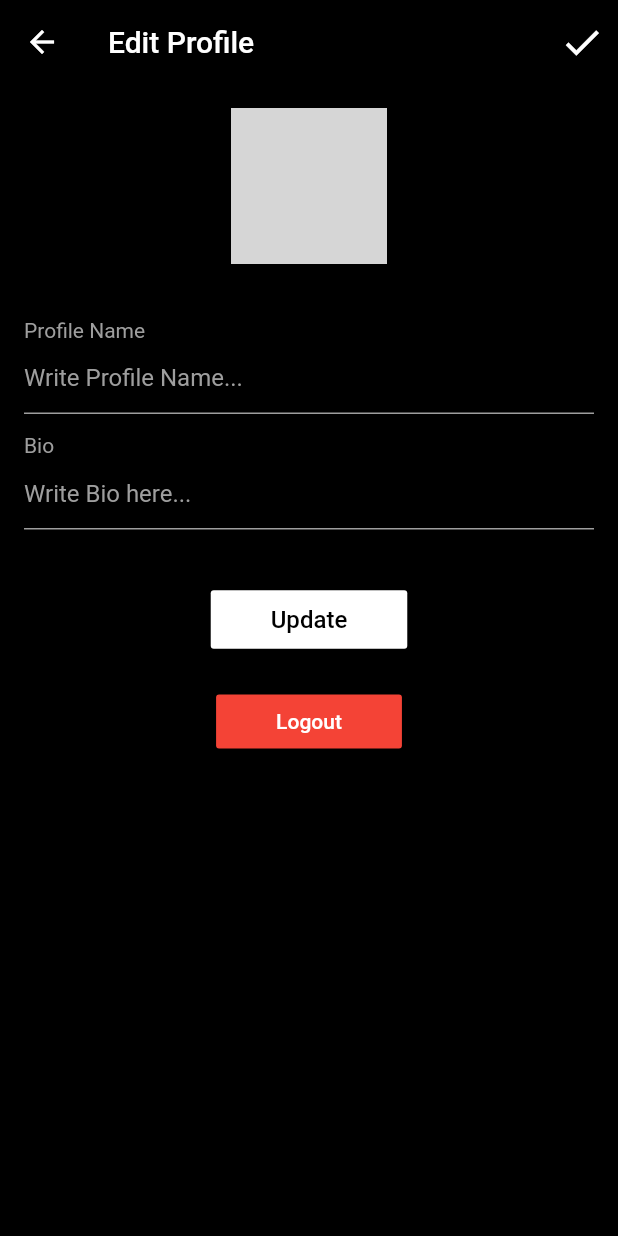
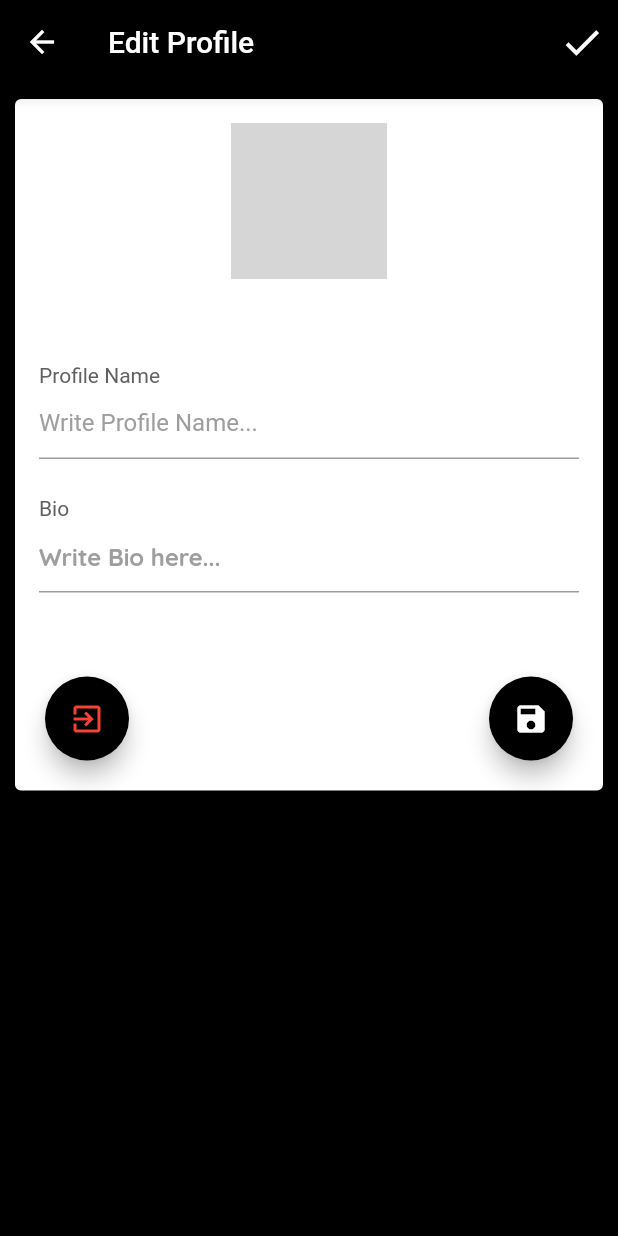
Before and after one commit to arunlakhera/beena_social_app, a Flutter app: the EditProfilePage screen opened directly, on a phone screen of 412 x 824 dp. Run offline on Flutter 3.47's test engine with Material 2 defaults, Android fonts, the phone set to English and light mode, and no system bars; our stand-ins replace cached_network_image, cloud_firestore, firebase_messaging, firebase_storage, font_awesome_flutter, geolocator and 3 more; accounts and stored records are empty; network calls fail; grey boxes are pictures that could not be loaded.

Commit message:
Logout issue resolved Edited Profile Page Edited Edit Profile Screen

```diff
--- a/lib/pages/EditProfilePage.dart
+++ b/lib/pages/EditProfilePage.dart
@@ -5,6 +5,7 @@ import 'package:beena_social_app/widgets/ProgressWidget.dart';
 import 'package:cached_network_image/cached_network_image.dart';
 import 'package:cloud_firestore/cloud_firestore.dart';
 import 'package:flutter/material.dart';
+import 'package:font_awesome_flutter/font_awesome_flutter.dart';
 
 class EditProfilePage extends StatefulWidget {
   final String currentOnlineUserId;
@@ -52,7 +53,10 @@ class _EditProfilePageState extends State<EditProfilePage> {
             ? circularProgress()
             : ListView(
                 children: [
-                  Container(
+                  Card(
+                    elevation: 2,
+                    margin: EdgeInsets.symmetric(vertical: 10, horizontal: 10),
+                    child: Container(
                       child: Column(
                         children: [
                           Padding(
@@ -63,38 +67,40 @@ class _EditProfilePageState extends State<EditProfilePage> {
                                   CachedNetworkImageProvider(user.url),
                             ),
                           ),
+                          SizedBox(height: 20),
                           Padding(
                             padding: EdgeInsets.all(16),
                             child: Column(
                               children: [
                                 createProfileNameTextFormField(),
+                                SizedBox(height: 20),
                                 createBioTextFormField(),
                               ],
                             ),
                           ),
                           SizedBox(height: 20),
-                        RaisedButton(
-                          color: colorWhite,
+                          Container(
+                            padding: EdgeInsets.symmetric(
+                                vertical: 20, horizontal: 20),
+                            child: Row(
+                              mainAxisAlignment: MainAxisAlignment.spaceBetween,
+                              children: [
+                                FloatingActionButton(
+                                  heroTag: 'logout_btn',
+                                  onPressed: logoutUser,
+                                  child: Icon(Icons.exit_to_app,
+                                      color: Colors.red),
+                                ),
+                                FloatingActionButton(
+                                  heroTag: 'save_btn',
                                   onPressed: updateUserData,
-                          padding: EdgeInsets.symmetric(
-                              vertical: 10, horizontal: 40),
-                          child: Text(
-                            'Update',
-                            style: TextStyle(color: colorBlack, fontSize: 16),
+                                  child: Icon(Icons.save),
                                 ),
-                        ),
-                        SizedBox(height: 20),
-                        RaisedButton(
-                          padding: EdgeInsets.symmetric(
-                              vertical: 10, horizontal: 40),
-                          color: Colors.red,
-                          onPressed: logoutUser,
-                          child: Text(
-                            'Logout',
-                            style: TextStyle(color: colorWhite, fontSize: 14),
+                              ],
                             ),
                           ),
                         ],
+                      ),
                     ),
                   ),
                 ],
@@ -111,11 +117,11 @@ class _EditProfilePageState extends State<EditProfilePage> {
           padding: EdgeInsets.only(top: 13),
           child: Text(
             'Profile Name',
-            style: TextStyle(color: colorGrey),
+            style: TextStyle(color: Colors.grey.shade700),
           ),
         ),
         TextField(
-          style: TextStyle(color: colorWhite),
+          style: TextStyle(color: colorBlack),
           controller: profileNameTextEditingController,
           decoration: InputDecoration(
               hintText: 'Write Profile Name...',
@@ -123,7 +129,7 @@ class _EditProfilePageState extends State<EditProfilePage> {
                 borderSide: BorderSide(color: colorGrey),
               ),
               focusedBorder: UnderlineInputBorder(
-                borderSide: BorderSide(color: colorWhite),
+                borderSide: BorderSide(color: colorGrey),
               ),
               hintStyle: TextStyle(color: colorGrey),
               errorText:
@@ -133,27 +139,33 @@ class _EditProfilePageState extends State<EditProfilePage> {
     );
   }
 
-  Column createBioTextFormField() {
+  Widget createBioTextFormField() {
     return Column(
       crossAxisAlignment: CrossAxisAlignment.start,
       children: [
         Padding(
-          padding: EdgeInsets.only(top: 13),
+          padding: EdgeInsets.only(top: 5),
           child: Text(
             'Bio',
-            style: TextStyle(color: colorGrey),
+            style: TextStyle(color: Colors.grey.shade700),
           ),
         ),
         TextField(
-          style: TextStyle(color: colorWhite),
+          style: TextStyle(
+            color: colorBlack,
+            fontFamily: 'Quicksand',
+            fontSize: 16,
+            fontWeight: FontWeight.bold,
+          ),
           controller: bioTextEditingController,
+          maxLines: null,
           decoration: InputDecoration(
               hintText: 'Write Bio here...',
               enabledBorder: UnderlineInputBorder(
                 borderSide: BorderSide(color: colorGrey),
               ),
               focusedBorder: UnderlineInputBorder(
-                borderSide: BorderSide(color: colorWhite),
+                borderSide: BorderSide(color: colorGrey),
               ),
               hintStyle: TextStyle(color: colorGrey),
               errorText: _bioValid ? null : 'Bio is very long.'),
```
Also changed, not shown: lib/pages/HomePage.dart (+22 -84 lines), lib/pages/ProfilePage.dart (+74 -71 lines), lib/widgets/PostWidget.dart (+9 -41 lines). Lines whose indentation alone changed are shown as unchanged.
